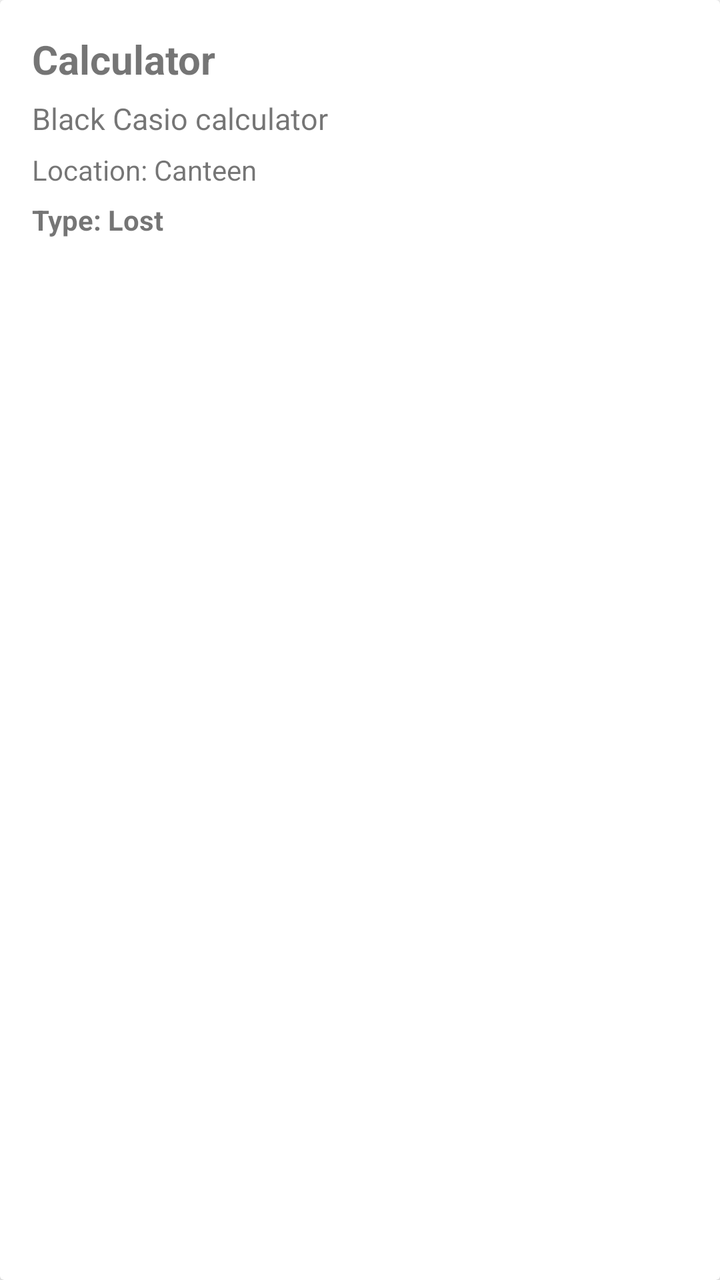
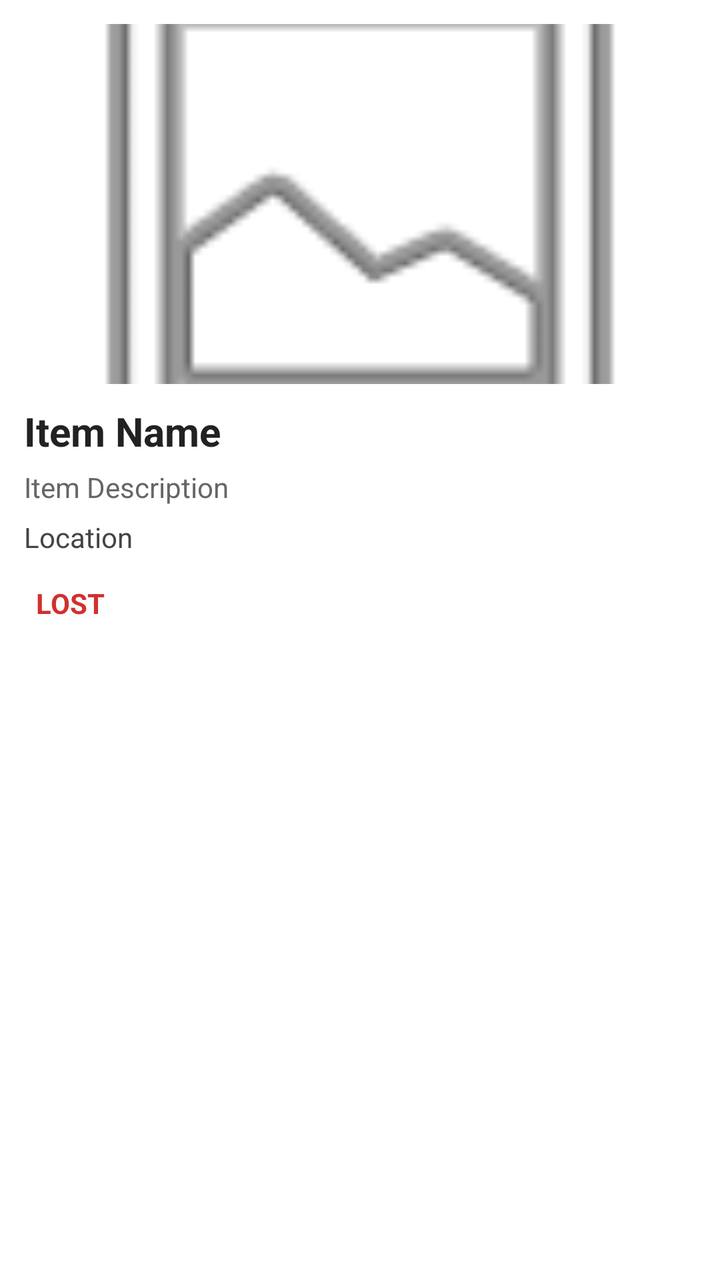

Two renders of the same Android screen: before a commit and after it. Below are the layout's source before the change and the commit's diff.
<!-- AndroidManifest.xml: application theme Theme.CampusLost -->
<!-- res/layout/item_row.xml -->
<?xml version="1.0" encoding="utf-8"?>
<androidx.cardview.widget.CardView
    xmlns:android="http://schemas.android.com/apk/res/android"
    android:layout_width="match_parent"
    android:layout_height="wrap_content"
    android:layout_margin="8dp"
    android:elevation="4dp">

    <LinearLayout
        android:layout_width="match_parent"
        android:layout_height="wrap_content"
        android:orientation="vertical"
        android:padding="16dp">

        <TextView
            android:id="@+id/tvItemTitle"
            android:layout_width="match_parent"
            android:layout_height="wrap_content"
            android:text="Calculator"
            android:textSize="20sp"
            android:textStyle="bold" />

        <TextView
            android:id="@+id/tvItemDescription"
            android:layout_width="match_parent"
            android:layout_height="wrap_content"
            android:layout_marginTop="6dp"
            android:text="Black Casio calculator"
            android:textSize="15sp" />

        <TextView
            android:id="@+id/tvItemLocation"
            android:layout_width="match_parent"
            android:layout_height="wrap_content"
            android:layout_marginTop="6dp"
            android:text="Location: Canteen"
            android:textSize="14sp" />

        <TextView
            android:id="@+id/tvItemType"
            android:layout_width="match_parent"
            android:layout_height="wrap_content"
            android:layout_marginTop="6dp"
            android:text="Type: Lost"
            android:textStyle="bold"
            android:textSize="14sp" />
        <ImageView
            android:id="@+id/ivItemImage"
            android:layout_width="match_parent"
            android:layout_height="180dp"
            android:scaleType="centerCrop"
            android:visibility="gone"
            android:contentDescription="Item photo" />
    </LinearLayout>

</androidx.cardview.widget.CardView>
<!-- resources referenced by this layout -->
<resources>
  <style name="Theme.CampusLost" parent="Theme.MaterialComponents.DayNight.NoActionBar" />
</resources>

<!-- the commit's change to res/layout/item_row.xml (unified diff, before → after) -->
@@ -1,56 +1,59 @@
 <?xml version="1.0" encoding="utf-8"?>
-<androidx.cardview.widget.CardView
+<LinearLayout
     xmlns:android="http://schemas.android.com/apk/res/android"
     android:layout_width="match_parent"
     android:layout_height="wrap_content"
+    android:orientation="vertical"
     android:layout_margin="8dp"
-    android:elevation="4dp">
+    android:padding="12dp"
+    android:elevation="3dp"
+    android:background="#FFFFFF">
 
-    <LinearLayout
+    <ImageView
+        android:id="@+id/ivItemImage"
+        android:layout_width="match_parent"
+        android:layout_height="180dp"
+        android:scaleType="centerCrop"
+        android:contentDescription="Item Image"
+        android:src="@android:drawable/ic_menu_gallery"/>
+
+    <TextView
+        android:id="@+id/tvItemTitle"
         android:layout_width="match_parent"
         android:layout_height="wrap_content"
-        android:orientation="vertical"
-        android:padding="16dp">
+        android:text="Item Name"
+        android:textSize="20sp"
+        android:textStyle="bold"
+        android:textColor="#222222"
+        android:layout_marginTop="10dp"/>
 
-        <TextView
-            android:id="@+id/tvItemTitle"
-            android:layout_width="match_parent"
-            android:layout_height="wrap_content"
-            android:text="Calculator"
-            android:textSize="20sp"
-            android:textStyle="bold" />
+    <TextView
+        android:id="@+id/tvItemDescription"
+        android:layout_width="match_parent"
+        android:layout_height="wrap_content"
+        android:text="Item Description"
+        android:textSize="14sp"
+        android:textColor="#666666"
+        android:maxLines="2"
+        android:layout_marginTop="5dp"/>
 
-        <TextView
-            android:id="@+id/tvItemDescription"
-            android:layout_width="match_parent"
-            android:layout_height="wrap_content"
-            android:layout_marginTop="6dp"
-            android:text="Black Casio calculator"
-            android:textSize="15sp" />
+    <TextView
+        android:id="@+id/tvItemLocation"
+        android:layout_width="match_parent"
+        android:layout_height="wrap_content"
+        android:text="Location"
+        android:textSize="14sp"
+        android:textColor="#444444"
+        android:layout_marginTop="6dp"/>
 
-        <TextView
-            android:id="@+id/tvItemLocation"
-            android:layout_width="match_parent"
-            android:layout_height="wrap_content"
-            android:layout_marginTop="6dp"
-            android:text="Location: Canteen"
-            android:textSize="14sp" />
+    <TextView
+        android:id="@+id/tvItemType"
+        android:layout_width="wrap_content"
+        android:layout_height="wrap_content"
+        android:text="LOST"
+        android:textStyle="bold"
+        android:textColor="#D32F2F"
+        android:padding="6dp"
+        android:layout_marginTop="8dp"/>
 
-        <TextView
-            android:id="@+id/tvItemType"
-            android:layout_width="match_parent"
-            android:layout_height="wrap_content"
-            android:layout_marginTop="6dp"
-            android:text="Type: Lost"
-            android:textStyle="bold"
-            android:textSize="14sp" />
-        <ImageView
-            android:id="@+id/ivItemImage"
-            android:layout_width="match_parent"
-            android:layout_height="180dp"
-            android:scaleType="centerCrop"
-            android:visibility="gone"
-            android:contentDescription="Item photo" />
-    </LinearLayout>
-
-</androidx.cardview.widget.CardView>
+</LinearLayout>
